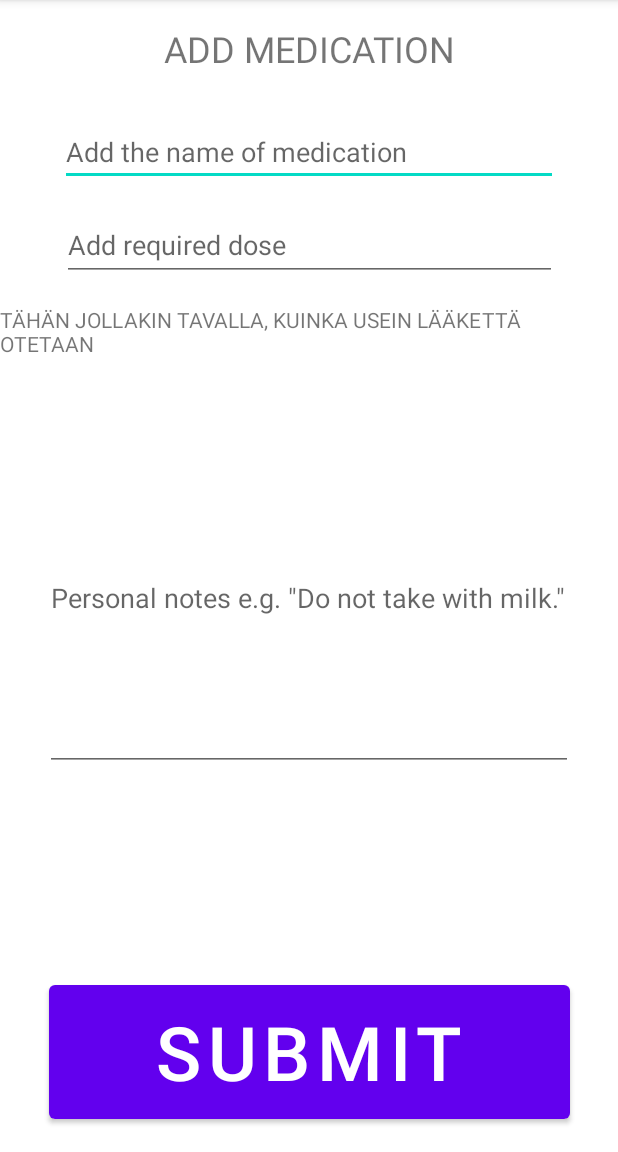
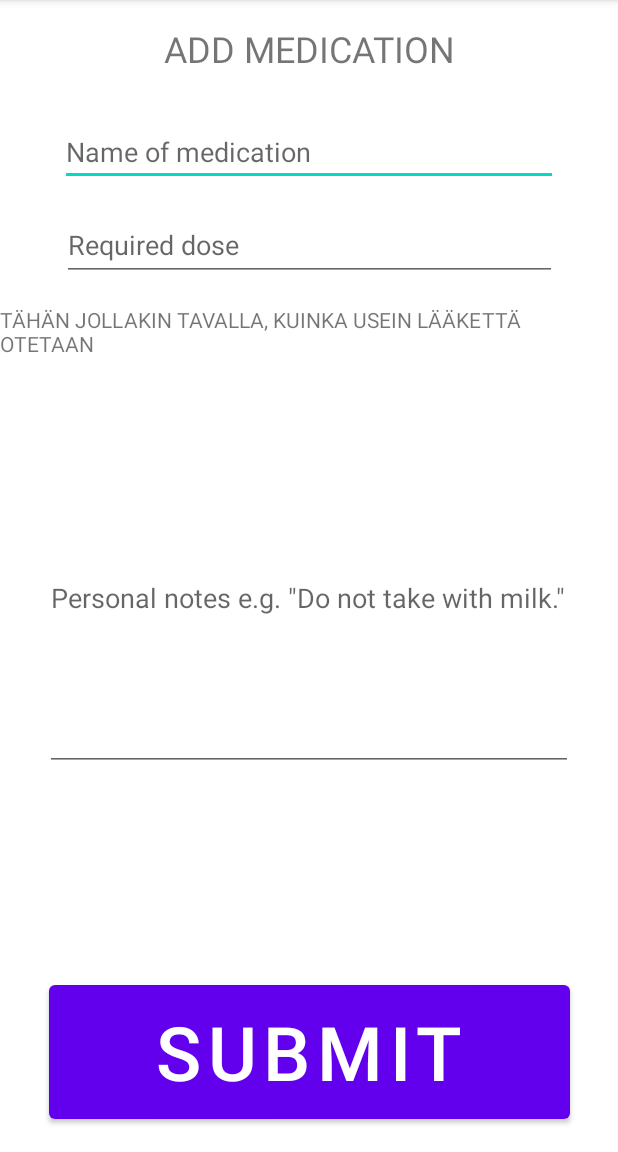
Before and after one commit to Digitaalitontut/Meds-Memory, an Android app: the AddMedication screen opened directly, with no data from a screen before it, on a phone screen of 412 x 824 dp, the part 84-1236 px from its top. Run offline under Robolectric (Android 15) with nearby library versions, the phone set to English and light mode, and no system bars.

Commit message:
Small changed to current strings.xml

```diff
--- a/app/src/main/res/values/strings.xml
+++ b/app/src/main/res/values/strings.xml
@@ -4,8 +4,8 @@
     <string name="button_add">+</string>
     <string name="button_menu">•••</string>
     <string name="text_add">ADD MEDICATION</string>
-    <string name="edit_medication">Add the name of medication</string>
-    <string name="edit_dose">Add required dose</string>
+    <string name="edit_medication">Name of medication</string>
+    <string name="edit_dose">Required dose</string>
     <string name="edit_notes">Personal notes e.g. \"Do not take with milk.\"</string>
     <string name="button_submit">SUBMIT</string>
 </resources>
```
